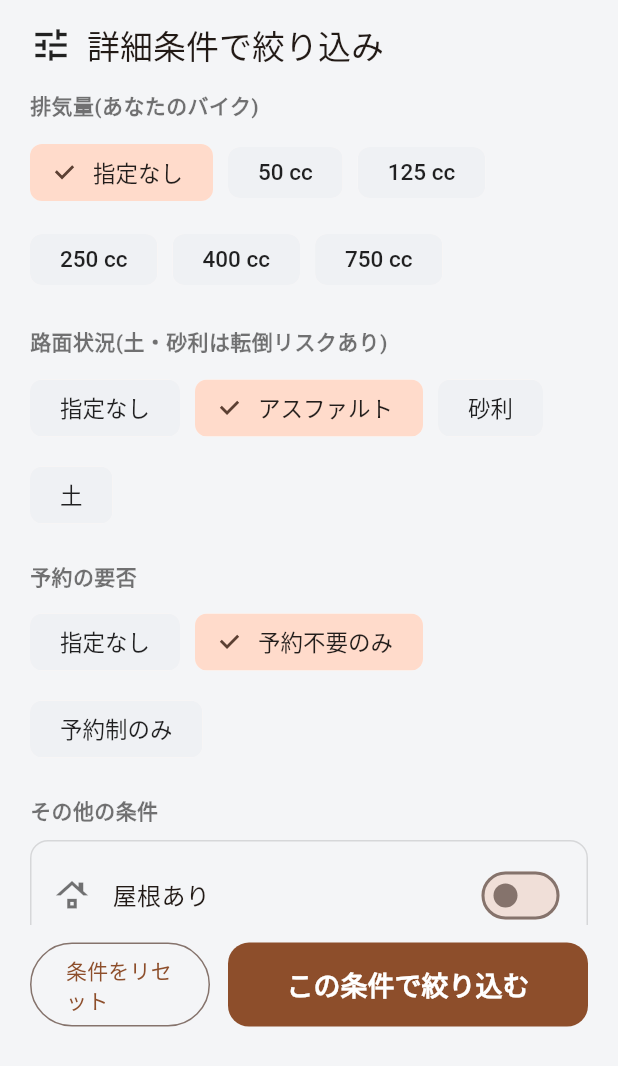
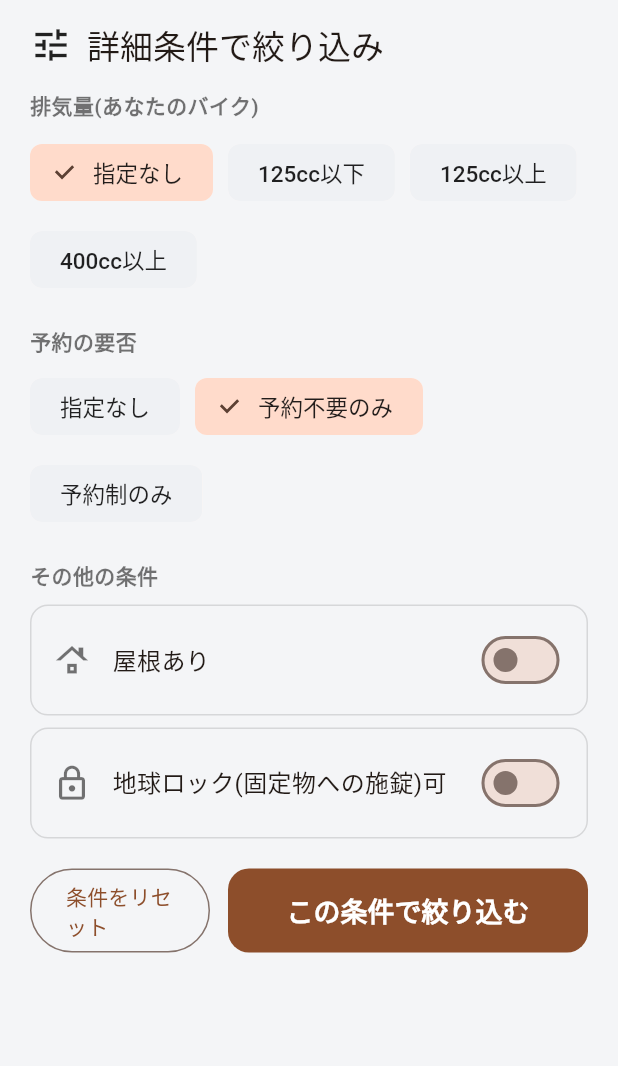
Before and after one commit to NaaOs/moto_park, a Flutter app: the FilterSheet widget shown alone on an empty page, opened directly with empty values, after a tap on "指定なし", on a phone screen of 412 x 824 dp. Shown: the top 1066 px of the screen. Run offline on Flutter 3.47's test engine with Material 3 defaults, Android fonts, the phone set to English and light mode, and no system bars; our stand-ins replace flutter_map, geolocator, google_maps_flutter, latlong2, share_plus, shared_preferences; accounts and stored records are empty; network calls fail.

Commit message:
Simplify filters: 4-option displacement, drop surface & flat
- 排気量フィルタを「指定なし/125cc以下/125cc以上/400cc以上」の4択に
  (代表排気量125/250/400でaccepts判定。制限なしは400cc以上に該当)
- 路面状況フィルタを削除
- 「傾斜なし」フィルタを削除

Co-Authored-By: Claude Opus 4.8 <noreply@anthropic.com>

```diff
--- a/lib/widgets/filter_sheet.dart
+++ b/lib/widgets/filter_sheet.dart
@@ -1,6 +1,5 @@
 import 'package:flutter/material.dart';
 
-import '../models/parking_spot.dart';
 import '../models/spot_filter.dart';
 import '../theme/app_theme.dart';
 
@@ -34,8 +33,14 @@ class FilterSheet extends StatefulWidget {
 class _FilterSheetState extends State<FilterSheet> {
   late SpotFilter _filter;
 
-  // あなたのバイクの排気量(0 = 指定なし)。選ぶとその排気量を受け入れる駐輪場のみ表示。
-  static const _ccOptions = [0, 50, 125, 250, 400, 750];
+  // 排気量フィルタ。value=代表排気量で、その排気量を受け入れる駐輪場のみ表示する。
+  // 制限なしの駐輪場は400ccも受け入れるため「400cc以上」に該当する。
+  static const _ccOptions = <({String label, int? value})>[
+    (label: '指定なし', value: null),
+    (label: '125cc以下', value: 125),
+    (label: '125cc以上', value: 250),
+    (label: '400cc以上', value: 400),
+  ];
 
   @override
   void initState() {
@@ -75,32 +80,16 @@ class _FilterSheetState extends State<FilterSheet> {
                       Wrap(
                         spacing: 10,
                         runSpacing: 10,
-                        children: _ccOptions.map((cc) {
-                          final selected = _filter.minDisplacementCc == (cc == 0 ? null : cc);
+                        children: _ccOptions.map((opt) {
+                          final selected = _filter.minDisplacementCc == opt.value;
                           return ChoiceChip(
-                            label: Text(cc == 0 ? '指定なし' : '$cc cc'),
+                            label: Text(opt.label),
                             selected: selected,
                             onSelected: (_) => setState(() {
                               _filter = _filter.copyWith(
-                                minDisplacementCc: cc == 0 ? null : cc,
-                                clearMinDisplacementCc: cc == 0,
+                                minDisplacementCc: opt.value,
+                                clearMinDisplacementCc: opt.value == null,
                               );
-                            }),
-                          );
-                        }).toList(),
-                      ),
-                      const SizedBox(height: 20),
-                      _SectionLabel('路面状況(土・砂利は転倒リスクあり)'),
-                      Wrap(
-                        spacing: 10,
-                        runSpacing: 10,
-                        children: [null, GroundSurface.asphalt, GroundSurface.gravel, GroundSurface.soil].map((s) {
-                          final selected = _filter.surface == s;
-                          return ChoiceChip(
-                            label: Text(s == null ? '指定なし' : _surfaceLabel(s)),
-                            selected: selected,
-                            onSelected: (_) => setState(() {
-                              _filter = _filter.copyWith(surface: s, clearSurface: s == null);
                             }),
                           );
                         }).toList(),
@@ -142,12 +131,6 @@ class _FilterSheetState extends State<FilterSheet> {
                         value: _filter.groundLockableOnly,
                         onChanged: (v) => setState(() => _filter = _filter.copyWith(groundLockableOnly: v)),
                       ),
-                      _BigSwitchTile(
-                        icon: Icons.horizontal_rule,
-                        label: '傾斜なし',
-                        value: _filter.flatOnly,
-                        onChanged: (v) => setState(() => _filter = _filter.copyWith(flatOnly: v)),
-                      ),
                     ],
                   ),
                 ),
@@ -179,19 +162,6 @@ class _FilterSheetState extends State<FilterSheet> {
         ),
       ),
     );
-  }
-
-  String _surfaceLabel(GroundSurface s) {
-    switch (s) {
-      case GroundSurface.asphalt:
-        return 'アスファルト';
-      case GroundSurface.gravel:
-        return '砂利';
-      case GroundSurface.soil:
-        return '土';
-      case GroundSurface.unknown:
-        return '不明';
-    }
   }
 }
 
```
